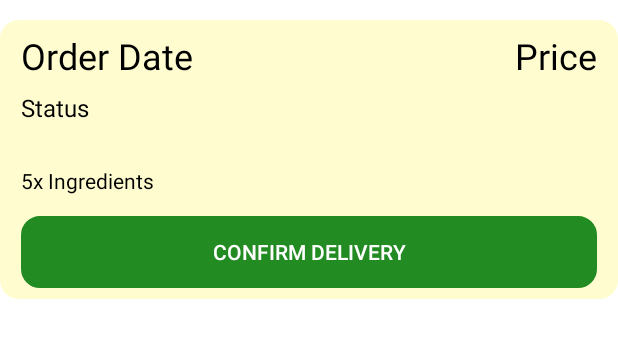
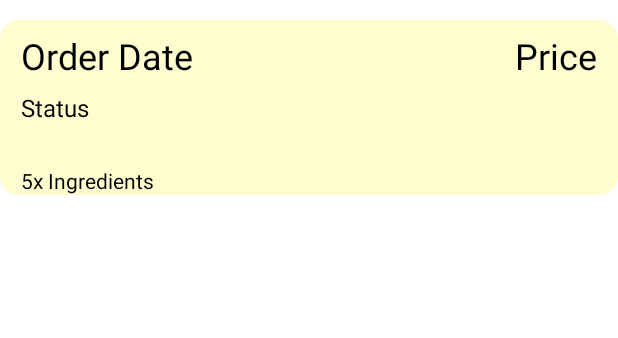
Before and after one commit to michaelwijaya2810/recipe-app-thesis, an Android app: the layout item_row_order_tracker.xml on its own in the app's theme, with its tools: preview values and no code run, on a phone screen of 412 x 824 dp. Shown: the top 338 px of the screen. Run offline under Robolectric (Android 15) with nearby library versions, the phone set to English and light mode, and no system bars.

Commit message:
login validation and confirm order xml visibility

```diff
--- a/app/src/main/java/com/irmwrs/recipeapp/Class/ResponseClass/LoginResponse.java
+++ b/app/src/main/java/com/irmwrs/recipeapp/Class/ResponseClass/LoginResponse.java
@@ -9,7 +9,7 @@ public class LoginResponse {
     public Integer userid;
     @SerializedName("ErrorReason")
     @Expose
-    public String errorreason;
+    public String errorreason = "";
     @SerializedName("username")
     @Expose
     public String username;
--- a/app/src/main/res/layout/item_row_order_tracker.xml
+++ b/app/src/main/res/layout/item_row_order_tracker.xml
@@ -68,7 +68,7 @@
         android:backgroundTint="@color/confirm_green"
         android:text="Confirm Delivery"
         android:textColor="@color/white"
-        android:visibility="visible"
+        android:visibility="gone"
         app:layout_constraintBottom_toBottomOf="parent"
         app:layout_constraintEnd_toEndOf="parent"
         app:layout_constraintStart_toStartOf="parent"
```
Also changed, not shown: app/src/main/java/com/irmwrs/recipeapp/Login.java (+7 -1 lines).
